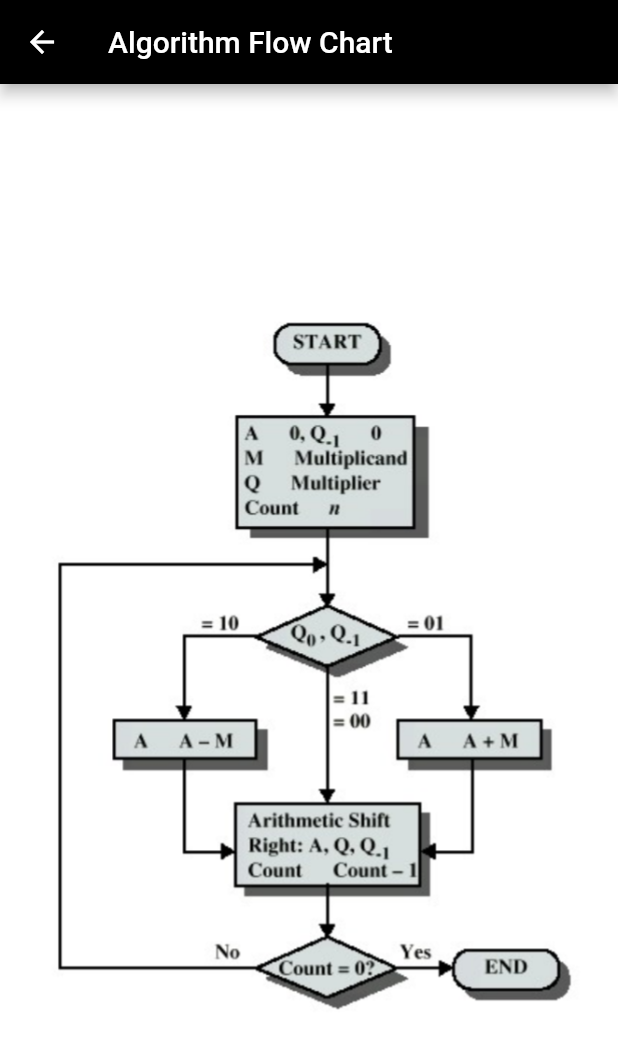
After one commit to hopansh/boothAlgorithm, a Flutter app: the screen it shows after launch, after a tap on "Multiply", after a tap on the "info" icon, on a phone screen of 412 x 824 dp. The commit adds this screen. Shown: the top 1049 px of the screen. Run offline on Flutter 3.47's test engine with Material 2 defaults, Android fonts, the phone set to English and light mode, and no system bars; missing offline and left inert: firebase_admob; accounts and stored records are empty.

Commit message:
added info on booth algo

```diff
--- a/lib/functions/decToBin.dart
+++ b/lib/functions/decToBin.dart
@@ -17,7 +17,6 @@ decToBin(int dValue) {
   } else {
     String str = binaryValue.toString();
     int n = str.length;
-
     int i;
     for (i = n - 1; i > 0; i--) if (str[i] == '1') break;
     if (i == -1) return "1" + str;
--- a/lib/main.dart
+++ b/lib/main.dart
@@ -6,25 +6,14 @@ void main() {
 }
 
 class MyApp extends StatelessWidget {
-  // This widget is the root of your application.
   @override
   Widget build(BuildContext context) {
     return MaterialApp(
       title: 'Booth Algorithm',
       theme: ThemeData(
-        // This is the theme of your application.
-        //
-        // Try running your application with "flutter run". You'll see the
-        // application has a blue toolbar. Then, without quitting the app, try
-        // changing the primarySwatch below to Colors.green and then invoke
-        // "hot reload" (press "r" in the console where you ran "flutter run",
-        // or simply save your changes to "hot reload" in a Flutter IDE).
-        // Notice that the counter didn't reset back to zero; the application
-        // is not restarted.
        primaryColor: Colors.black,
-        // This makes the visual density adapt to the platform that you run
-        // the app on. For desktop platforms, the controls will be smaller and
-        // closer together (more dense) than on mobile platforms.
+       accentColor: Colors.white,
+
         visualDensity: VisualDensity.adaptivePlatformDensity,
       ),
       home: MyHome(),
--- a/lib/myhome.dart
+++ b/lib/myhome.dart
@@ -1,3 +1,4 @@
+import 'package:boothAlgorithm/screens/about.dart';
 import 'package:boothAlgorithm/screens/solution.dart';
 import 'package:flutter/material.dart';
 import 'package:firebase_admob/firebase_admob.dart';
@@ -15,6 +16,16 @@ class MyHome extends StatelessWidget {
       title: Text("Booth Algorithm"),
       centerTitle: true,
       elevation: 0,
+      actions: <Widget>[
+        IconButton(icon:Icon(Icons.info),onPressed: (){
+          Navigator.push(
+                                  context,
+                                  MaterialPageRoute(
+                                      builder: (context) =>
+                                         About()),
+                                );
+        },)
+      ],
     );
     final height =
         MediaQuery.of(context).size.height - appBar.preferredSize.height;
--- /dev/null
+++ b/lib/screens/about.dart
@@ -0,0 +1,21 @@
+import 'package:flutter/material.dart';
+class About extends StatelessWidget {
+  const About({Key key}) : super(key: key);
+
+  @override
+  Widget build(BuildContext context) {
+    final appBar= AppBar(
+        title:Text("Algorithm Flow Chart",style:TextStyle(color: Colors.white)),
+      );
+    return Scaffold(
+      appBar:appBar,
+      backgroundColor: Colors.white,
+      body: Container(
+
+        color: Colors.white,
+        height:MediaQuery.of(context).size.height-appBar.preferredSize.height,
+        child: Image.asset("assets/images/alualgo.png",fit:BoxFit.contain),
+      ),
+    );
+  }
+}
```
Also changed, not shown: assets/images/alualgo.png (added).
